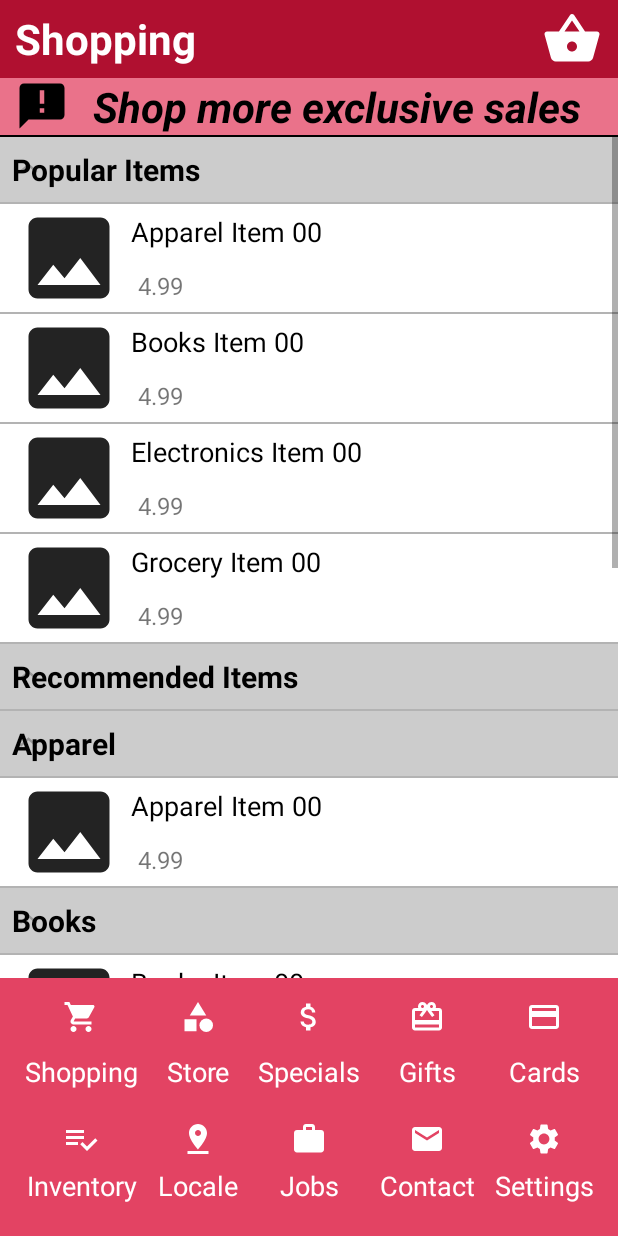
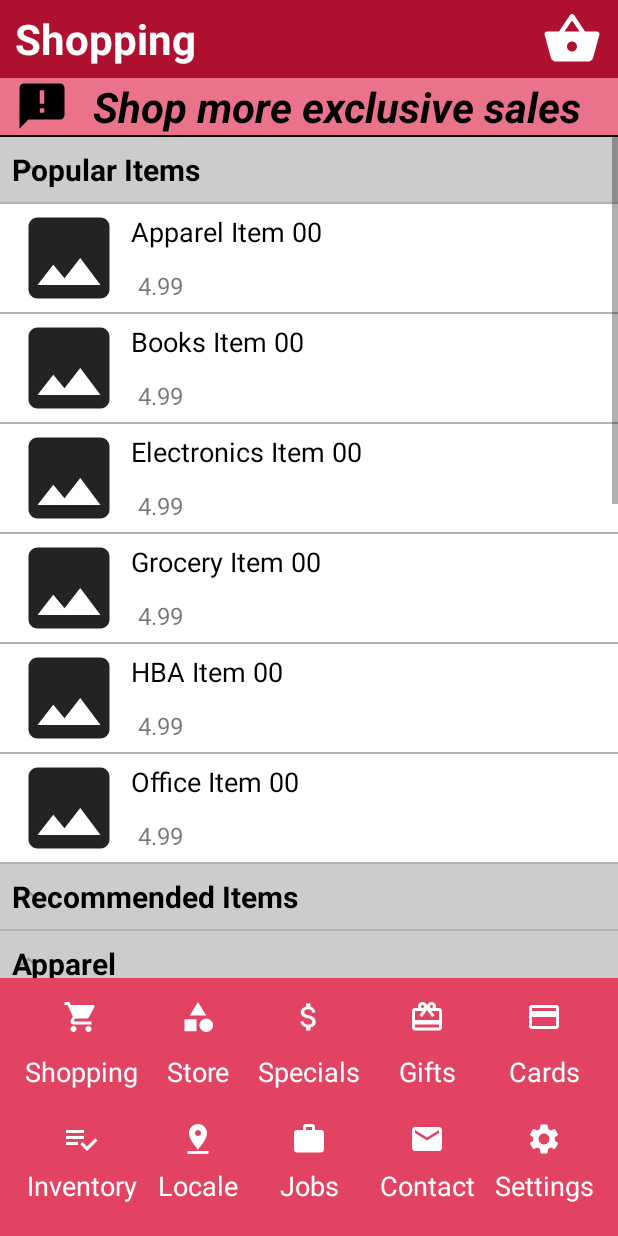
Before and after one commit to forrest-james/ads-app, an Android app: the screen it shows after launch (MainActivity), after a tap on "Mobile Shopping", on a phone screen of 412 x 824 dp. Run offline under Robolectric (Android 15) with nearby library versions, the phone set to English and light mode, and no system bars; 2 other taps on this screen came first.

Commit message:
Refactored and added comments

```diff
--- a/AcmeDepartmentStore/app/src/main/java/com/ads/app/DataManager.java
+++ b/AcmeDepartmentStore/app/src/main/java/com/ads/app/DataManager.java
@@ -57,7 +57,7 @@ public class DataManager {
                 return i;
             }
         }
-        return -1;
+        return -1;      // Shouldn't reach this, but just in case
     }
 
     // Create In Memory Data Set
--- a/AcmeDepartmentStore/app/src/main/java/com/ads/app/DepartmentItemsFragment.java
+++ b/AcmeDepartmentStore/app/src/main/java/com/ads/app/DepartmentItemsFragment.java
@@ -32,14 +32,16 @@ public class DepartmentItemsFragment extends Fragment {
     public View onCreateView(LayoutInflater inflater, ViewGroup container, Bundle savedInstanceState) {
         // Inflate the layout for this fragment
         View view = inflater.inflate(R.layout.fragment_department_items, container, false);
+
         int index = getArguments().getInt("index", 0);
-
         List<Item> items = DataManager.getInstance().getDepartmentItems(DataManager.getInstance().Departments().get(index));
 
+        // Set Adapter for GridView
         GridView itemGridView = (GridView)view.findViewById(R.id.department_items_grid);
         ItemGridAdapter itemGridAdapter = new ItemGridAdapter(view.getContext(), items);
         itemGridView.setAdapter(itemGridAdapter);
 
+        // Add Click Listener for Grid children
         itemGridView.setOnItemClickListener(new AdapterView.OnItemClickListener() {
             @Override
             public void onItemClick(AdapterView<?> parent, View view, int position, long id) {
--- a/AcmeDepartmentStore/app/src/main/java/com/ads/app/ExpandableListAdapter.java
+++ b/AcmeDepartmentStore/app/src/main/java/com/ads/app/ExpandableListAdapter.java
@@ -42,9 +42,9 @@ public class ExpandableListAdapter extends BaseExpandableListAdapter {
             convertView = childInflater.inflate(R.layout.item_list, null);
         }
 
+        // Set values from Object
         TextView name = (TextView)convertView.findViewById(R.id.item_name);
         name.setText(child.Name());
-
         TextView price = (TextView)convertView.findViewById(R.id.item_price);
         price.setText(String.format("%1$,.2f", child.Price()));
 
@@ -79,6 +79,7 @@ public class ExpandableListAdapter extends BaseExpandableListAdapter {
             convertView = groupInflater.inflate(R.layout.list_group, null);
         }
 
+        // Set values from Object
         TextView listHeader = (TextView) convertView.findViewById(R.id.list_header);
         listHeader.setText(header);
 
--- a/AcmeDepartmentStore/app/src/main/java/com/ads/app/Item.java
+++ b/AcmeDepartmentStore/app/src/main/java/com/ads/app/Item.java
@@ -10,8 +10,8 @@ public class Item {
 
     // Constructors
     public Item() {
-        ItemNumber = "00001";
-        Name = "TestItem01";
+        ItemNumber = "X0001";
+        Name = "Test Item 01";
         Price = 1.99;
         IsPopular = false;
         IsRecommended = false;
--- a/AcmeDepartmentStore/app/src/main/java/com/ads/app/ItemGridAdapter.java
+++ b/AcmeDepartmentStore/app/src/main/java/com/ads/app/ItemGridAdapter.java
@@ -30,9 +30,9 @@ public class ItemGridAdapter extends ArrayAdapter<Item> {
 
         Item currentItem = _items.get(position);
 
+        // Set values from Object
         TextView name = (TextView)listItem.findViewById(R.id.item_name_grid);
         name.setText(currentItem.Name());
-
         TextView price = (TextView)listItem.findViewById(R.id.item_price_grid);
         price.setText(String.format("%1$,.2f", currentItem.Price()));
 
--- a/AcmeDepartmentStore/app/src/main/java/com/ads/app/ItemListAdapter.java
+++ b/AcmeDepartmentStore/app/src/main/java/com/ads/app/ItemListAdapter.java
@@ -31,9 +31,9 @@ public class ItemListAdapter extends ArrayAdapter<Item> {
 
         Item currentItem = _items.get(position);
 
+        // Set values from Object
         TextView name = (TextView)listItem.findViewById(R.id.item_name);
         name.setText(currentItem.Name());
-
         TextView price = (TextView)listItem.findViewById(R.id.item_price);
         price.setText(String.format("%1$,.2f", currentItem.Price()));
 
--- a/AcmeDepartmentStore/app/src/main/java/com/ads/app/MainActivity.java
+++ b/AcmeDepartmentStore/app/src/main/java/com/ads/app/MainActivity.java
@@ -22,11 +22,13 @@ public class MainActivity extends AppCompatActivity {
         // Initialize the in memory data
         DataManager.getInstance();
 
+        // Set initial content
         setContentView(R.layout.activity_main);
         _pageTitle = (TextView)findViewById(R.id.pageTitle);
         _pageTitle.setText(getString(R.string.app_name));
         addFragment(R.id.page_container, new MainMenuFragment(), MainMenuFragment.FRAGMENT_TAG);
 
+        // Add Shopping Cart action
         ImageView cart = (ImageView)findViewById(R.id.shopping_cart);
         cart.setOnClickListener(new View.OnClickListener() {
             @Override
--- a/AcmeDepartmentStore/app/src/main/java/com/ads/app/MainMenuFragment.java
+++ b/AcmeDepartmentStore/app/src/main/java/com/ads/app/MainMenuFragment.java
@@ -34,8 +34,10 @@ public class MainMenuFragment extends Fragment {
 
         // Inflate the layout for this fragment
         View view = inflater.inflate(R.layout.fragment_menu, container, false);
+
         MainActivity activity = (MainActivity)getActivity();
 
+        // Set Menu Item actions
         View departmentButton = view.findViewById(R.id.departments_menu_nav);
         departmentButton.setOnClickListener(new View.OnClickListener() {
             @Override
--- a/AcmeDepartmentStore/app/src/main/java/com/ads/app/NotImplementedFragment.java
+++ b/AcmeDepartmentStore/app/src/main/java/com/ads/app/NotImplementedFragment.java
@@ -27,8 +27,7 @@ public class NotImplementedFragment extends Fragment {
     }
 
     @Override
-    public View onCreateView(LayoutInflater inflater, ViewGroup container,
-                             Bundle savedInstanceState) {
+    public View onCreateView(LayoutInflater inflater, ViewGroup container, Bundle savedInstanceState) {
         // Inflate the layout for this fragment
         return inflater.inflate(R.layout.fragment_nyi, container, false);
     }
--- a/AcmeDepartmentStore/app/src/main/java/com/ads/app/ShoppingFragment.java
+++ b/AcmeDepartmentStore/app/src/main/java/com/ads/app/ShoppingFragment.java
@@ -39,6 +39,7 @@ public class ShoppingFragment extends Fragment {
         // Inflate the layout for this fragment
         View view = inflater.inflate(R.layout.fragment_shopping, container, false);
 
+        // Add action for Sale banner
         TextView saleBanner = view.findViewById(R.id.sale_label);
         saleBanner.setOnClickListener(new View.OnClickListener() {
             @Override
@@ -49,16 +50,10 @@ public class ShoppingFragment extends Fragment {
         });
 
         List<Item> popularItems = DataManager.getInstance().PopularItems();
-        if(popularItems.size() > 5) {
-            popularItems = popularItems.subList(0, 4);
-        }
-        final List<Item> popItems = popularItems;
+        final List<Item> popItems = popularItems;       // Required final variable reference for nested method (OnChildClick)
 
         List<Item> recommendedItems = DataManager.getInstance().RecommendedItems();
-        if(recommendedItems.size() > 5) {
-            recommendedItems = recommendedItems.subList(0, 4);
-        }
-        final List<Item> recItems = recommendedItems;
+        final List<Item> recItems = recommendedItems;   // Required final variable reference for nested method (OnChildClick)
 
         List<Department> departments = DataManager.getInstance().Departments();
         List<String> departmentNames = DataManager.getInstance().DepartmentNames();
@@ -66,18 +61,24 @@ public class ShoppingFragment extends Fragment {
         departmentNames.add(0, "Popular Items");
         departmentNames.add(1, "Recommended Items");
 
+        // Create HashMap for ExpandableListView
         HashMap<String, List<Item>> departmentData = new HashMap<String, List<Item>>();
 
+        // Add meta Item groups
         departmentData.put("Popular Items", popularItems);
         departmentData.put("Recommended Items", recommendedItems);
 
+        // Add standard department Items
         for(int i = 0; i < departments.size(); i++) {
             departmentData.put(departments.get(i).Name(), departments.get(i).Items());
         }
 
+        // Set adapter for ExpandableListView
         ExpandableListView departmentListView = (ExpandableListView) view.findViewById(R.id.department_items);
         ExpandableListAdapter departmentListAdapter = new ExpandableListAdapter(view.getContext(), departmentNames, departmentData);
         departmentListView.setAdapter(departmentListAdapter);
+
+        // Default groups to expanded
         for (int i = 0; i < departmentNames.size(); i++) {
             departmentListView.expandGroup(i);
         }
@@ -85,15 +86,18 @@ public class ShoppingFragment extends Fragment {
         departmentListView.setOnGroupClickListener(new ExpandableListView.OnGroupClickListener() {
             @Override
             public boolean onGroupClick(ExpandableListView parent, View v, int groupPosition, long id) {
+                // Don't allow groups to be collapsed
                 return true;
             }
         });
 
+        // Add Click Listener for ExpandableListView children
         departmentListView.setOnChildClickListener(new ExpandableListView.OnChildClickListener() {
             @Override
             public boolean onChildClick(ExpandableListView parent, View v, int groupPosition, int childPosition, long id) {
                 MainActivity activity = (MainActivity) getActivity();
 
+                // Needed for "Popular" and "Recommended" Items groups that don't exist in DataManager Departments
                 if(groupPosition == 0) {
                     groupPosition = DataManager.getInstance().getItemDepartment(popItems.get(childPosition));
                     childPosition = DataManager.getInstance().Departments().get(groupPosition).findItem(popItems.get(childPosition));
@@ -102,6 +106,7 @@ public class ShoppingFragment extends Fragment {
                     groupPosition = DataManager.getInstance().getItemDepartment(recItems.get(childPosition));
                     childPosition = DataManager.getInstance().Departments().get(groupPosition).findItem(recItems.get(childPosition));
                 }
+
                 activity.navigateToItem(v, groupPosition, childPosition);
                 return true;
             }
```
Also changed, not shown: AcmeDepartmentStore/app/src/main/java/com/ads/app/DepartmentsFragment.java (+9 -7 lines), AcmeDepartmentStore/app/src/main/java/com/ads/app/ItemFragment.java (+6 -2 lines), AcmeDepartmentStore/app/src/main/java/com/ads/app/ShoppingCartAdapter.java (+5 -3 lines), AcmeDepartmentStore/app/src/main/java/com/ads/app/ShoppingCartFragment.java (+13 -0 lines).
